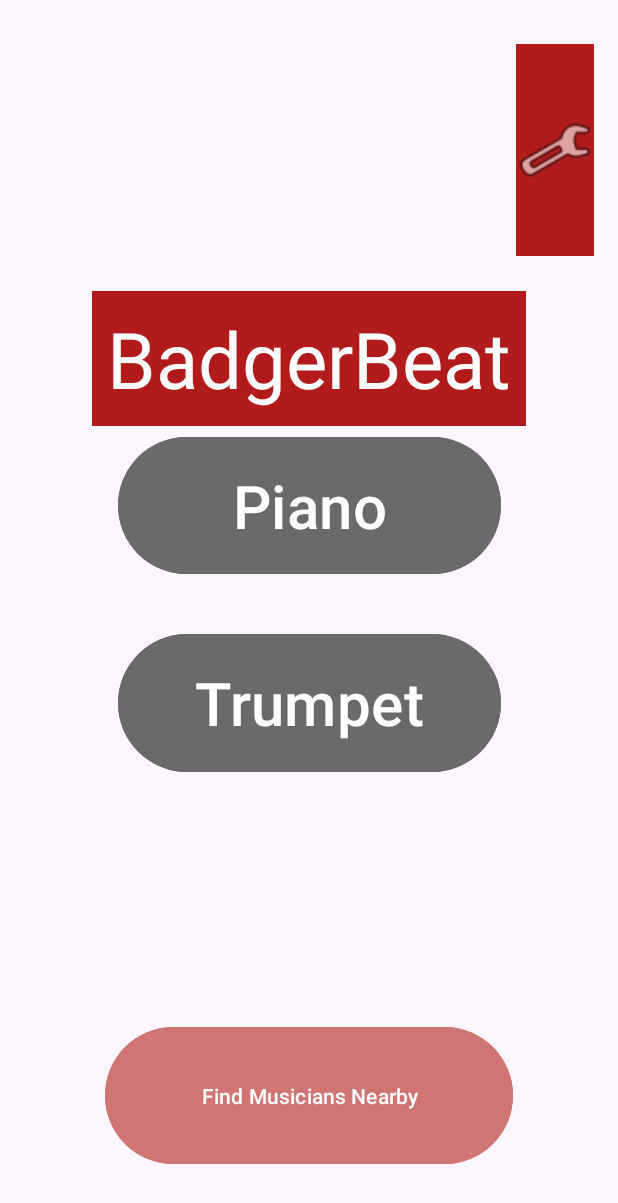
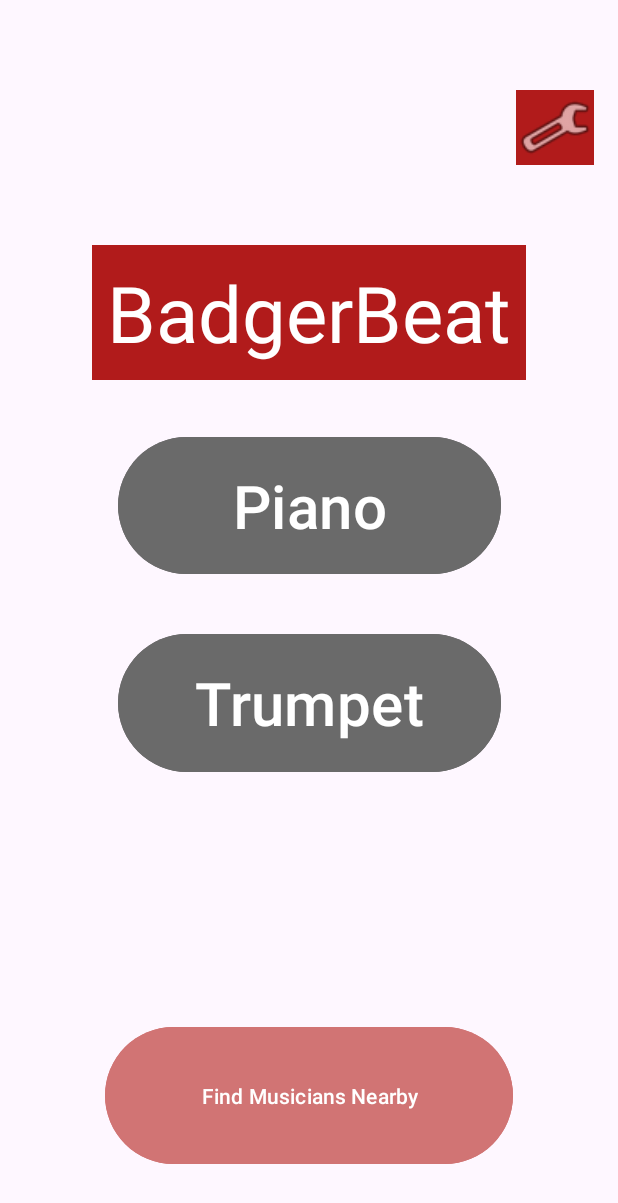
Before and after one commit to colbyb2/CS407-FinalProject, an Android app: the HomeActivity screen opened directly, with no data from a screen before it, on a phone screen of 412 x 824 dp. Shown: the top 1203 px of the screen. Run offline under Robolectric (Android 15) with nearby library versions, the phone set to English and light mode, and no system bars.

Commit message:
Finished home page layout

```diff
--- a/app/src/main/java/com/cs407/badgerbeat/LogInActivity.java
+++ b/app/src/main/java/com/cs407/badgerbeat/LogInActivity.java
@@ -2,6 +2,7 @@ package com.cs407.badgerbeat;
 
 import androidx.appcompat.app.AppCompatActivity;
 
+import android.content.Intent;
 import android.os.Bundle;
 import android.view.View;
 import android.widget.Button;
@@ -42,6 +43,9 @@ public class LogInActivity extends AppCompatActivity {
      */
     private void logUserIn() {
         //Log User In
+        //Navigate to Home
+        Intent intent = new Intent(this, HomeActivity.class);
+        startActivity(intent);
     }
 
     /*
--- a/app/src/main/java/com/cs407/badgerbeat/MainActivity.java
+++ b/app/src/main/java/com/cs407/badgerbeat/MainActivity.java
@@ -43,6 +43,9 @@ public class MainActivity extends AppCompatActivity {
     */
     private void signUserUp() {
         //Sign Up
+        //Navigate to Home
+        Intent intent = new Intent(this, HomeActivity.class);
+        startActivity(intent);
     }
 
     /*
--- a/app/src/main/res/layout/activity_home.xml
+++ b/app/src/main/res/layout/activity_home.xml
@@ -52,7 +52,7 @@
     <ImageView
         android:id="@+id/settingsImage"
         android:layout_width="52dp"
-        android:layout_height="0dp"
+        android:layout_height="50dp"
         android:layout_marginTop="29dp"
         android:layout_marginEnd="16dp"
         android:layout_marginBottom="23dp"
```
